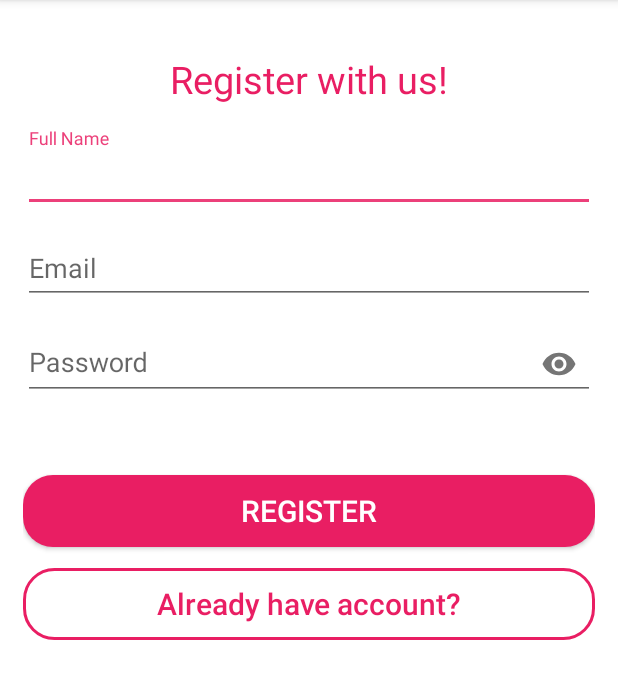
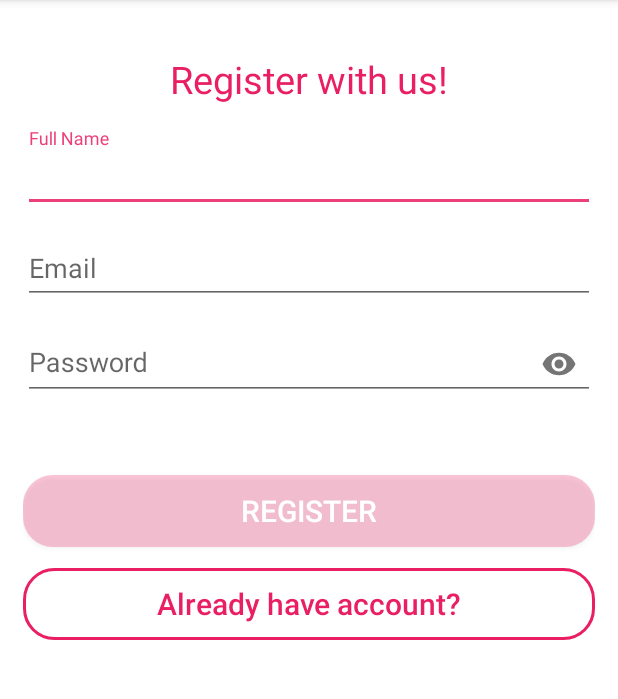
Before and after one commit to mani87/NotificationApp, an Android app: the RegisterActivity screen opened directly, with no data from a screen before it, on a phone screen of 412 x 824 dp, the part 84-783 px from its top. Run offline under Robolectric (Android 15) with nearby library versions, the phone set to English and light mode, and no system bars; our stand-ins replace Firebase (no records; nobody signed in at launch, a user with empty details on screens opened directly); libraries missing offline, so code that uses them is left out: com.basgeekball.awesomevalidation, com.sdsmdg.tastytoast; 4 statements that could not run were skipped.

Commit message:
Make disable button transparent

```diff
--- a/app/src/main/res/drawable/disable_btn.xml
+++ b/app/src/main/res/drawable/disable_btn.xml
@@ -1,5 +1,5 @@
 <?xml version="1.0" encoding="utf-8"?>
 <shape xmlns:android="http://schemas.android.com/apk/res/android">
-    <solid android:color="@android:color/darker_gray"/>
+    <solid android:color="#40E91E63"/>
     <corners android:radius="20dp"/>
 </shape>
--- a/app/src/main/res/layout/activity_login.xml
+++ b/app/src/main/res/layout/activity_login.xml
@@ -70,7 +70,7 @@
         android:layout_below="@+id/material_password_login"
         android:layout_centerHorizontal="true"
         android:layout_marginTop="50dp"
-        android:background="@drawable/btn_dark"
+        android:background="@drawable/disable_btn"
         android:text="@string/login"
         android:textAllCaps="false"
         android:textColor="@android:color/white"
--- a/app/src/main/res/layout/activity_register.xml
+++ b/app/src/main/res/layout/activity_register.xml
@@ -87,7 +87,7 @@
         android:layout_alignParentStart="true"
         android:layout_below="@+id/material_register_password"
         android:layout_marginTop="50dp"
-        android:background="@drawable/btn_dark"
+        android:background="@drawable/disable_btn"
         android:text="@string/register"
         android:textColor="@android:color/white"
         android:textSize="20sp" />
```
